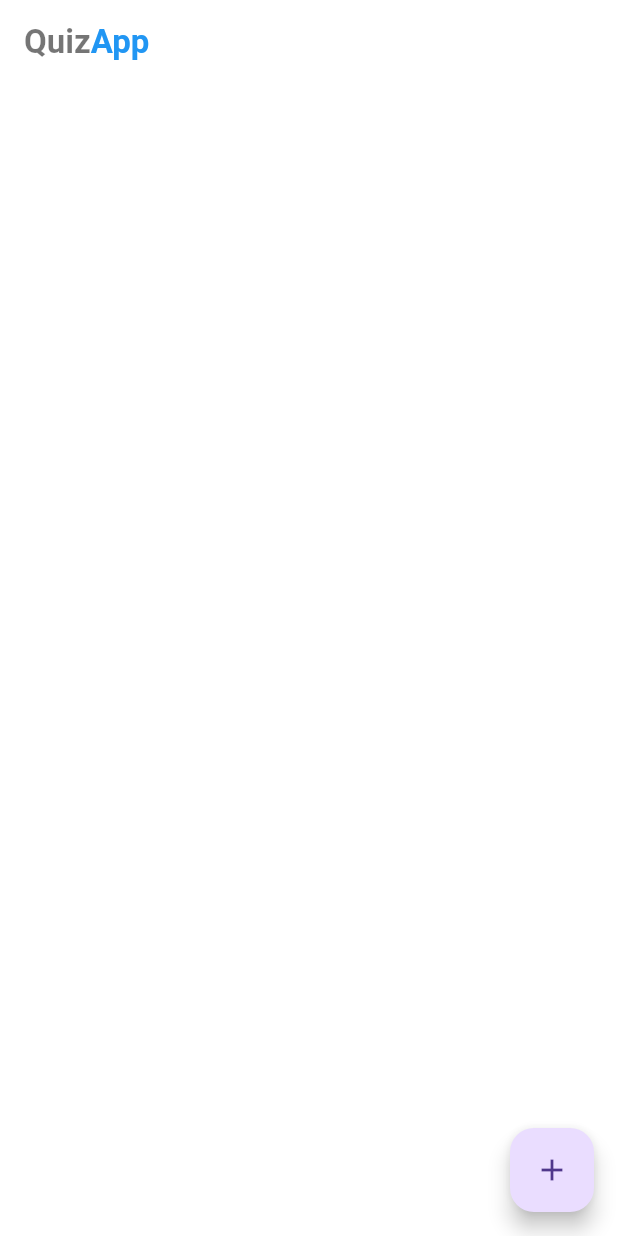
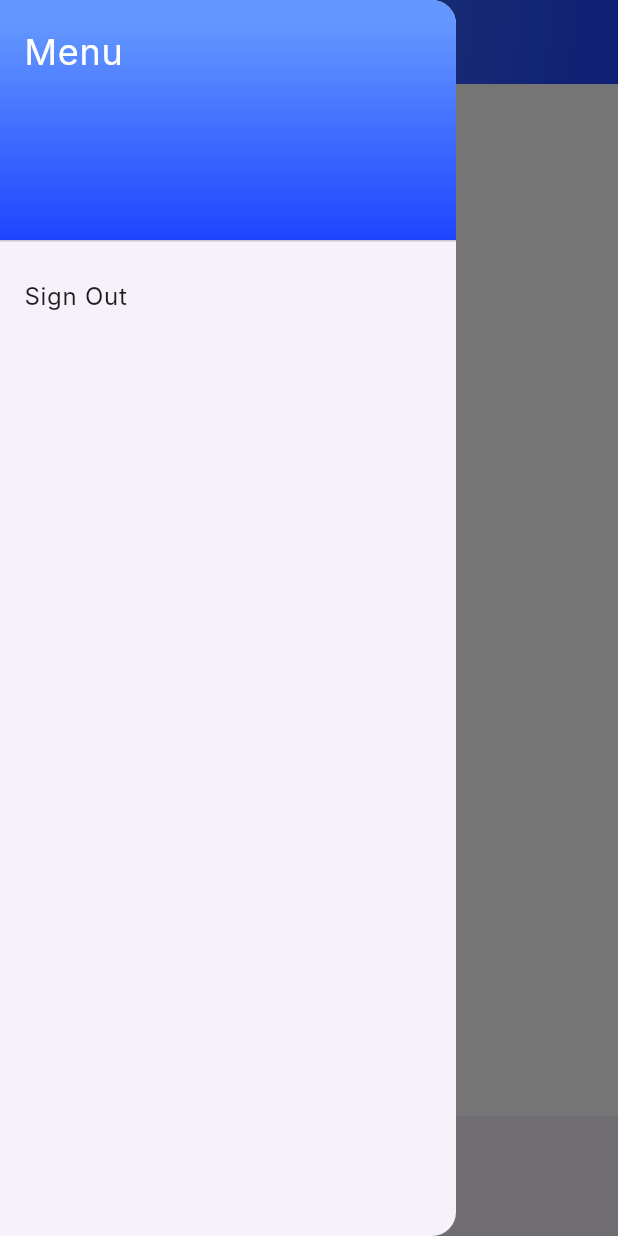
Before and after one commit to SauravHaldar04/innov_2024_overload-oblivion, a Flutter app: the TeacherHomepage screen opened directly, with the side drawer open (before the commit the screen has no drawer), on a phone screen of 412 x 824 dp. Run offline on Flutter 3.47's test engine with Material 3 defaults, Android fonts, the light colour scheme and no system bars; our stand-ins replace cloud_firestore, firebase_auth, firebase_core; accounts and stored records are empty; Roboto replaces fonts that are missing (Inter).

Commit message:
Added a drawer and bottom navbar to the teacher homepage

```diff
--- a/lib/screens/teacher_homepage.dart
+++ b/lib/screens/teacher_homepage.dart
@@ -4,6 +4,7 @@ import 'package:innovate_2/global/global_var.dart';
 import 'package:innovate_2/resources/database.dart';
 import 'package:innovate_2/screens/create_quiz.dart';
 import 'package:innovate_2/screens/quiz_play.dart';
+import 'package:innovate_2/screens/user_type_selec.dart';
 import 'package:innovate_2/widgets/widgets.dart';
 
 class TeacherHomepage extends StatefulWidget {
@@ -15,6 +16,7 @@ class TeacherHomepage extends StatefulWidget {
 
 class _TeacherHomepageState extends State<TeacherHomepage> {
  Stream? quizStream;
+ bool isCreateMode = true;
 
 
   DatabaseService databaseService = new DatabaseService();
@@ -67,19 +69,105 @@ class _TeacherHomepageState extends State<TeacherHomepage> {
     return Scaffold(
       backgroundColor: Colors.white,
       appBar: AppBar(
-        title: AppLogo(),
-
+        flexibleSpace: Container(
+          decoration: BoxDecoration(
+            gradient: LinearGradient(
+              colors: [Color.fromRGBO(99, 151, 255, 1), Color.fromRGBO(31, 68, 255, 1)],
+              begin: Alignment.topLeft,
+              end: Alignment.bottomRight,
+            ),
+          ),
+        ),
+        title: Text(
+          'Homepage',
+          style: TextStyle(
+            fontSize: 20,
+            fontWeight: FontWeight.bold,
+          ),
+        ),
         elevation: 0.0,
         backgroundColor: Colors.transparent,
-        //brightness: Brightness.li,
       ),
+      drawer: Drawer(
+              child: ListView(
+                padding: EdgeInsets.zero,
+                children: [
+                  const DrawerHeader(
+                    decoration: BoxDecoration(
+                      gradient: LinearGradient(
+                        colors: [
+                          Color.fromRGBO(99, 151, 255, 1), Color.fromRGBO(31, 68, 255, 1)
+                        ],
+                        stops: [0.1, 1],
+                        begin: Alignment.topCenter,
+                        end: Alignment.bottomCenter,
+                      ),
+                    ),
+                    child: Text(
+                      'Menu',
+                      style: TextStyle(
+                        color: Color.fromARGB(255, 255, 255, 255),
+                        fontSize: 24,
+                      ),
+                    ),
+                  ),
+                  ListTile(
+                    title: const Text('Sign Out'),
+                    onTap: () {
+                      Navigator.pushReplacement(
+                        context,
+                        MaterialPageRoute(
+                          builder: (context) => UserTypeSelectionPage(),
+                        ),
+                      );
+                    },
+                  ),
+                ],
+              ),
+            ),
       body: quizList(),
+      bottomNavigationBar: BottomAppBar(
+        shape: CircularNotchedRectangle(), // Create a notch for FAB
+        child: Row(
+          children: [
+            // Other bottom nav items if any
+            Spacer(),
+            Container(
+              width: 48,
+              height: 48,
+              child: IconButton(
+                onPressed: () => setState(() => isCreateMode = true),
+                icon: Icon(Icons.create,size:39),
+                color: isCreateMode ? Colors.blue : Colors.grey, // Highlight active button
+              ),
+            ),
+            SizedBox(width: 96),
+            Container(
+              width: 48,
+              height: 48,
+              child: IconButton(
+                onPressed: () => setState(() => isCreateMode = false),
+                icon: Icon(Icons.get_app,size:39),
+                color: !isCreateMode ? Colors.blue : Colors.grey,
+              ),
+            ),
+            Spacer(),
+          ],
+        ),
+      ),
+       floatingActionButtonLocation: FloatingActionButtonLocation.centerDocked,
       floatingActionButton: FloatingActionButton(
-        child: Icon(Icons.add),
         onPressed: () {
-          Navigator.push(
-              context, MaterialPageRoute(builder: (context) => CreateQuiz()));
+          if (isCreateMode) {
+            Navigator.push(
+                context, MaterialPageRoute(builder: (context) => CreateQuiz()));
+          } else {
+            // Navigator.push(
+            //     context, MaterialPageRoute(builder: (context) => GeneratePage())
+            //     );
+          }
         },
+        child: Icon(isCreateMode ? Icons.add : Icons.document_scanner), // Change icon based on mode
       ),
     );
   }
```
